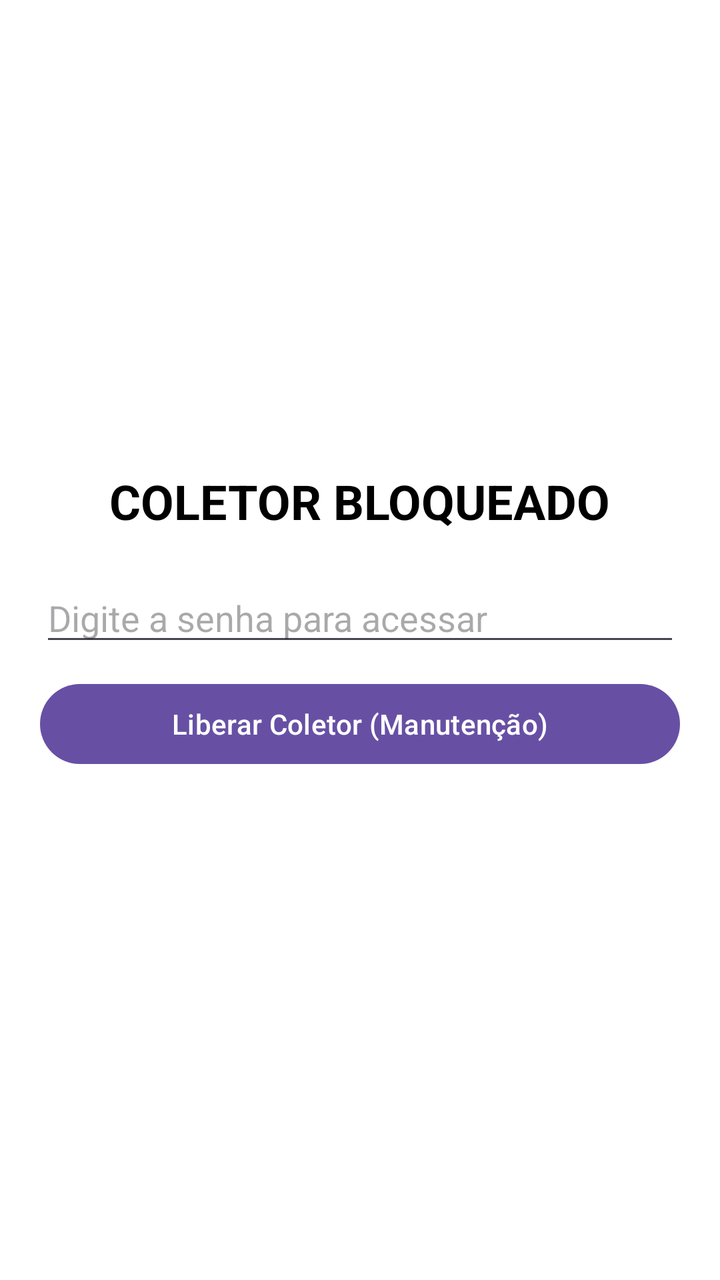
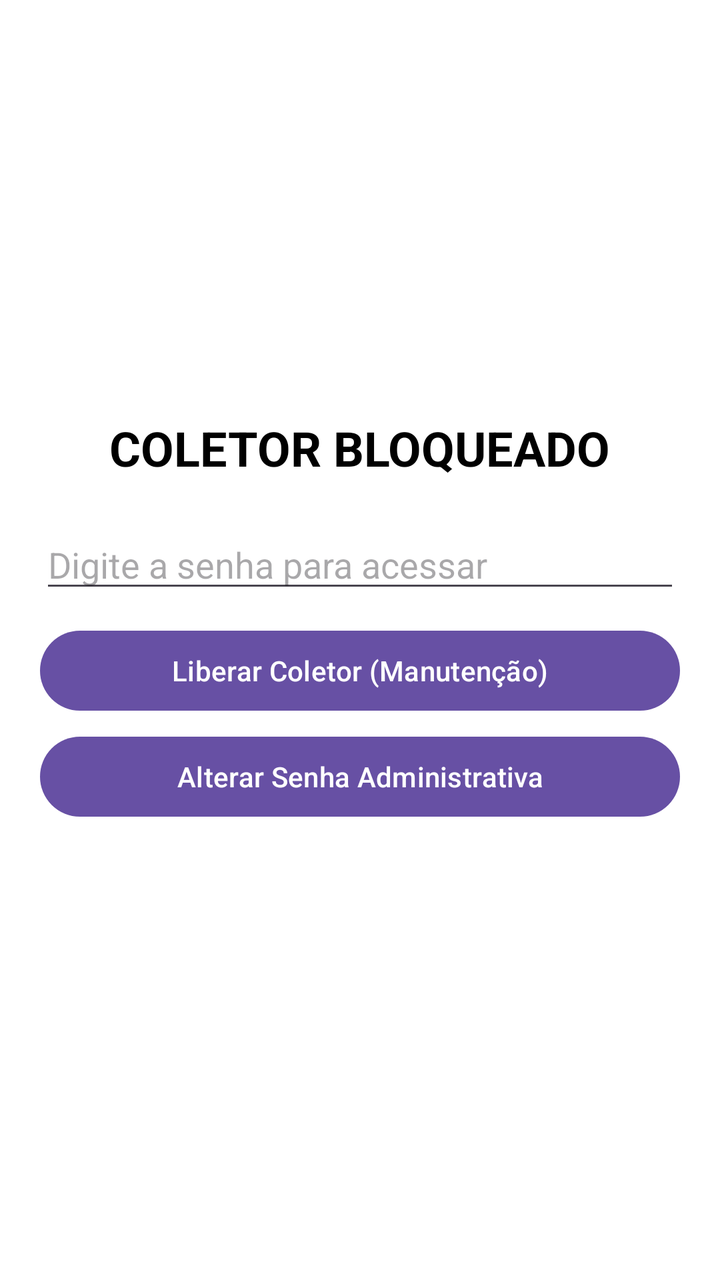

Compare the two renders of this Android layout. The source of the first and the diff that turns it into the second are given below.
<!-- AndroidManifest.xml: application theme Theme.ColetorBloqueado -->
<!-- res/layout/activity_main.xml -->
<?xml version="1.0" encoding="utf-8"?>
<androidx.constraintlayout.widget.ConstraintLayout xmlns:android="http://schemas.android.com/apk/res/android"
    xmlns:app="http://schemas.android.com/apk/res-auto"
    xmlns:tools="http://schemas.android.com/tools"
    android:id="@+id/main"
    android:layout_width="match_parent"
    android:layout_height="match_parent"
    android:background="#FFFFFF"
    tools:context=".MainActivity">

    <TextView
        android:id="@+id/tvLogo"
        android:layout_width="wrap_content"
        android:layout_height="wrap_content"
        android:text="COLETOR BLOQUEADO"
        android:textSize="24sp"
        android:textStyle="bold"
        android:textColor="#000000"
        app:layout_constraintBottom_toTopOf="@+id/layoutSenha"
        app:layout_constraintEnd_toEndOf="parent"
        app:layout_constraintStart_toStartOf="parent"
        app:layout_constraintTop_toTopOf="parent"
        app:layout_constraintVertical_chainStyle="packed" />

    <LinearLayout
        android:id="@+id/layoutSenha"
        android:layout_width="0dp"
        android:layout_height="wrap_content"
        android:orientation="vertical"
        android:padding="20dp"
        android:visibility="visible"
        app:layout_constraintBottom_toBottomOf="parent"
        app:layout_constraintEnd_toEndOf="parent"
        app:layout_constraintStart_toStartOf="parent"
        app:layout_constraintTop_toBottomOf="@+id/tvLogo">

        <EditText
            android:id="@+id/etSenha"
            android:layout_width="match_parent"
            android:layout_height="wrap_content"
            android:hint="Digite a senha para acessar"
            android:inputType="textPassword"
            android:importantForAutofill="no" />

        <Button
            android:id="@+id/btnDesbloquear"
            android:layout_width="match_parent"
            android:layout_height="wrap_content"
            android:text="Liberar Coletor (Manutenção)"
            android:layout_marginTop="10dp" />

        <LinearLayout
            android:id="@+id/layoutWhitelist"
            android:layout_width="match_parent"
            android:layout_height="wrap_content"
            android:orientation="vertical"
            android:visibility="gone"
            android:layout_marginTop="20dp">

            <TextView
                android:layout_width="wrap_content"
                android:layout_height="wrap_content"
                android:text="Configuração de Whitelist:"
                android:textStyle="bold" />

            <Button
                android:id="@+id/btnAbrirListaApps"
                android:layout_width="match_parent"
                android:layout_height="wrap_content"
                android:text="Adicionar Apps à Whitelist"
                android:layout_marginTop="10dp" />

            <Button
                android:id="@+id/btnVerWhitelist"
                android:layout_width="match_parent"
                android:layout_height="wrap_content"
                android:text="Ver / Remover Apps da Whitelist"
                android:layout_marginTop="5dp" />

            <Button
                android:id="@+id/btnClearWhitelist"
                android:layout_width="match_parent"
                android:layout_height="wrap_content"
                android:text="Limpar Whitelist"
                android:backgroundTint="#FF5722"
                android:layout_marginTop="5dp" />
        </LinearLayout>

        <Button
            android:id="@+id/btnEncerrar"
            android:layout_width="match_parent"
            android:layout_height="wrap_content"
            android:text="Encerrar Manutenção / Bloquear"
            android:visibility="gone"
            android:layout_marginTop="10dp" />
    </LinearLayout>

</androidx.constraintlayout.widget.ConstraintLayout>
<!-- resources referenced by this layout -->
<resources>
  <style name="Theme.ColetorBloqueado" parent="Base.Theme.ColetorBloqueado" />
  <style name="Base.Theme.ColetorBloqueado" parent="Theme.Material3.DayNight.NoActionBar">
          
          
      </style>
</resources>

<!-- the commit's change to res/layout/activity_main.xml (unified diff, before → after) -->
@@ -49,6 +49,13 @@
             android:text="Liberar Coletor (Manutenção)"
             android:layout_marginTop="10dp" />
 
+        <Button
+            android:id="@+id/btnAlterarSenha"
+            android:layout_width="match_parent"
+            android:layout_height="wrap_content"
+            android:text="Alterar Senha Administrativa"
+            android:layout_marginTop="5dp" />
+
         <LinearLayout
             android:id="@+id/layoutWhitelist"
             android:layout_width="match_parent"
@@ -76,14 +83,6 @@
                 android:layout_height="wrap_content"
                 android:text="Ver / Remover Apps da Whitelist"
                 android:layout_marginTop="5dp" />
-
-            <Button
-                android:id="@+id/btnClearWhitelist"
-                android:layout_width="match_parent"
-                android:layout_height="wrap_content"
-                android:text="Limpar Whitelist"
-                android:backgroundTint="#FF5722"
-                android:layout_marginTop="5dp" />
         </LinearLayout>
 
         <Button
